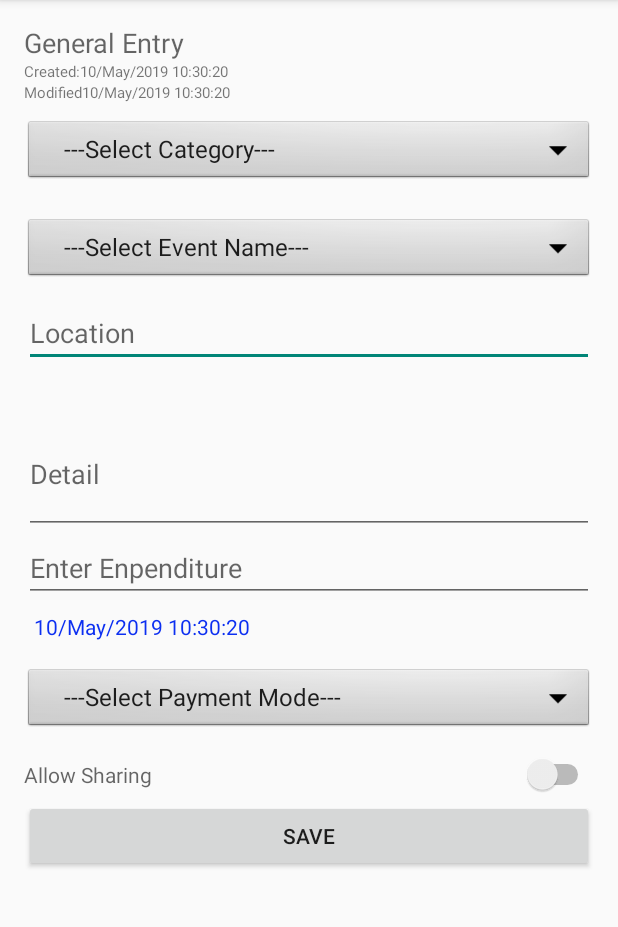
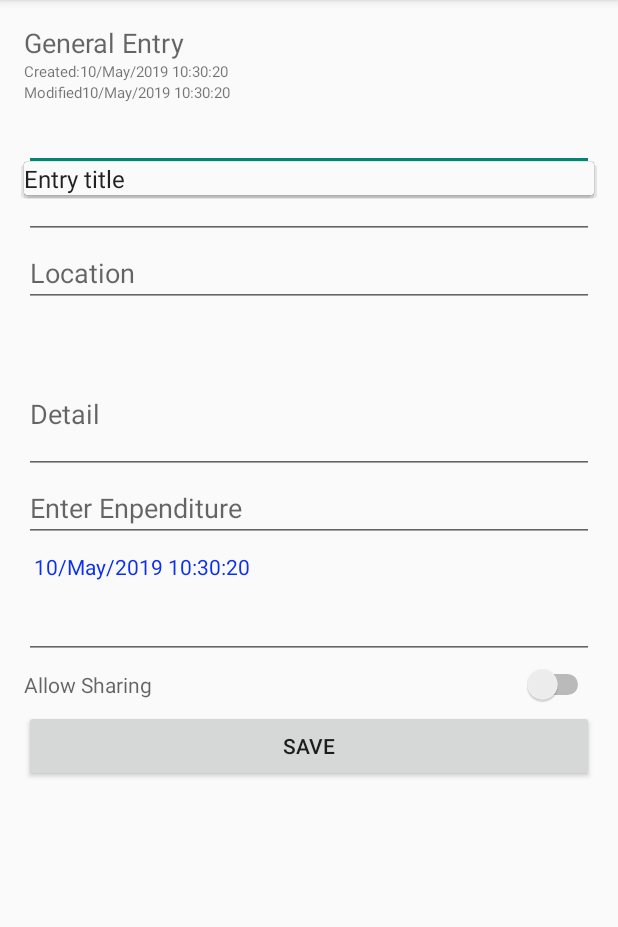
Before and after one commit to viktriom/Diary, an Android app: the GeneralEntry screen opened directly, with no data from a screen before it, on a phone screen of 412 x 824 dp, the part 84-1011 px from its top. Run offline under Robolectric (Android 15) with nearby library versions, the phone set to English and light mode, and no system bars; libraries missing offline, so code that uses them is left out: com.j256.ormlite; 9 statements that could not run were skipped.

Commit message:
Modified the spinners used for Entry Title, Entry Event and Payment mode to be Autocomplete fields with options displayed always.

```diff
--- a/app/src/main/AndroidManifest.xml
+++ b/app/src/main/AndroidManifest.xml
@@ -10,7 +10,8 @@
         android:icon="@mipmap/ic_launcher"
         android:label="@string/app_name"
         android:theme="@style/Theme.AppCompat.Light">
-        <activity android:name=".activities.ListItemInput"></activity>
+        <activity android:name=".activities.Preferences"></activity>
+        <activity android:name=".activities.ListItemInput" />
         <activity android:name=".activities.UserDetailsActivity" />
 
         <meta-data
--- a/app/src/main/java/com/sonu/diary/activities/GeneralEntry.java
+++ b/app/src/main/java/com/sonu/diary/activities/GeneralEntry.java
@@ -1,27 +1,26 @@
 package com.sonu.diary.activities;
 
 import android.content.Context;
-import android.content.Intent;
 import android.os.Bundle;
-import android.support.v7.widget.ContentFrameLayout;
 import android.util.Log;
 import android.view.View;
 import android.widget.AdapterView;
 import android.widget.ArrayAdapter;
-import android.widget.Button;
+import android.widget.AutoCompleteTextView;
 import android.widget.EditText;
-import android.widget.FrameLayout;
 import android.widget.Spinner;
 import android.widget.Switch;
 import android.widget.TextView;
 import android.widget.Toast;
 
-import com.android.volley.Cache;
 import com.google.gson.Gson;
 import com.sonu.diary.R;
 import com.sonu.diary.caches.CacheManager;
+import com.sonu.diary.database.DatabaseOperations;
+import com.sonu.diary.database.DatabaseOperationsImpl;
 import com.sonu.diary.domain.DiaryEntry;
 import com.sonu.diary.domain.DiaryPage;
+import com.sonu.diary.domain.EntryEvent;
 import com.sonu.diary.domain.EntryTitle;
 import com.sonu.diary.domain.PaymentMode;
 import com.sonu.diary.domain.enums.ListType;
@@ -31,23 +30,20 @@ import com.sonu.diary.util.DateUtils;
 
 import java.sql.Timestamp;
 import java.util.HashMap;
-import java.util.LinkedList;
-import java.util.List;
 import java.util.Map;
-import java.util.stream.Collectors;
 
 public class GeneralEntry extends AbstractActivity {
 
     private DiaryEntry de;
-    private Spinner ddEntryTitle;
-    private Spinner ddEntryEvent;
+    private AutoCompleteTextView acEntryTitle;
+    private AutoCompleteTextView acEntryEvent;
     private EditText entryLocation;
     private EditText entryDescription;
     private TextView creationTimeLabel;
     private TextView lastModifiedTimeLabel;
     private TextView txtEntryActionTime;
     private TextView txtExpenditureAmount;
-    private Spinner ddExpenditureSource;
+    private AutoCompleteTextView acExpenditureSource;
     private Switch swhIsSharable;
     private Boolean editMode = false;
 
@@ -55,7 +51,9 @@ public class GeneralEntry extends AbstractActivity {
     private ArrayAdapter<String> entryTitleAdapter;
     private ArrayAdapter<String> entryEventAdapter;
 
-    Map<String, String> titleMap = new HashMap<>();
+    private Map<String, String> titleMap = new HashMap<>();
+
+    private DatabaseOperations dbOper;
 
     @Override
     protected void onCreate(Bundle savedInstanceState) {
@@ -72,87 +70,67 @@ public class GeneralEntry extends AbstractActivity {
         }
     }
 
-    protected void onPostResume() {
-        super.onPostResume();
-        prepareDropDownList();
-    }
-
     public void prepareDropDownList(){
-        List<String> titleLst = new LinkedList<>();
-        titleLst.add("---Select Category---");
-        titleLst.add("Add New");
-
-        List<String> paymentModeLst = new LinkedList<>();
-        paymentModeLst.add("---Select Payment Mode---");
-        paymentModeLst.add("Add New");
-
-        List<String> eventLst = new LinkedList<>();
-        eventLst.add("---Select Event Name---");
-        eventLst.add("Add New");
-
-        if(null == entryTitleAdapter) {
-            entryTitleAdapter = new ArrayAdapter<>(this, android.R.layout.simple_list_item_1, new LinkedList<>());
-            entryTitleAdapter.addAll(titleLst);
-            entryTitleAdapter.addAll(CacheManager.getEntryTitleCache().getEntryTitleNames());
-        } else {
-            entryTitleAdapter.clear();
-            entryTitleAdapter.addAll(titleLst);
-            entryTitleAdapter.addAll(CacheManager.getEntryTitleCache().getEntryTitleNames());
-        }
-
-        if(null == entryEventAdapter) {
-            entryEventAdapter = new ArrayAdapter<>(this, android.R.layout.simple_list_item_1, new LinkedList<>());
-            entryEventAdapter.addAll(eventLst);
-            entryEventAdapter.addAll(CacheManager.getEntryEventCache().getEventNames());
-        } else {
-            entryEventAdapter.clear();
-            entryEventAdapter.addAll(eventLst);
-            entryEventAdapter.addAll(CacheManager.getEntryEventCache().getEventNames());
-        }
-
-        if(null == paymentModeAdapter) {
-            paymentModeAdapter = new ArrayAdapter<>(this, android.R.layout.simple_list_item_1, new LinkedList<>());
-            paymentModeAdapter.addAll(paymentModeLst);
-            paymentModeAdapter.addAll(CacheManager.getPaymentModeCache().getPaymentModeDescriptions());
-        } else {
-            paymentModeAdapter.clear();
-            paymentModeAdapter.addAll(paymentModeLst);
-            paymentModeAdapter.addAll(CacheManager.getPaymentModeCache().getPaymentModeDescriptions());
-        }
-        ddEntryTitle.setAdapter(entryTitleAdapter);
-        ddExpenditureSource.setAdapter(paymentModeAdapter);
-        ddEntryEvent.setAdapter(entryEventAdapter);
+        entryTitleAdapter = new ArrayAdapter<>(this, android.R.layout.select_dialog_item, CacheManager.getEntryTitleCache().getEntryTitleNames());
+        entryEventAdapter = new ArrayAdapter<>(this, android.R.layout.simple_list_item_1, CacheManager.getEntryEventCache().getEventNames());
+        paymentModeAdapter = new ArrayAdapter<>(this, android.R.layout.simple_list_item_1, CacheManager.getPaymentModeCache().getPaymentModeDescriptions());
+        acEntryTitle.setAdapter(entryTitleAdapter);
+        acExpenditureSource.setAdapter(paymentModeAdapter);
+        acEntryEvent.setAdapter(entryEventAdapter);
     }
 
     private void init(){
         Log.i(GeneralEntry.class.getName(), "Initializing UI Objects.");
 
-        ddEntryTitle = findViewById(R.id.ddTitle);
-        ddEntryEvent = findViewById(R.id.ddEntryEvent);
+        dbOper = new DatabaseOperationsImpl(this);
+
+        acEntryTitle = findViewById(R.id.acTitle);
+        acEntryEvent = findViewById(R.id.acEntryEvent);
         entryLocation = findViewById(R.id.txtEntryLocation);
         entryDescription = findViewById(R.id.txtGeneralEntryDetail);
         creationTimeLabel = findViewById(R.id.lblCreationTime);
         lastModifiedTimeLabel = findViewById(R.id.lblLastModifiedOn);
         txtEntryActionTime = findViewById(R.id.txtEntryActionTime);
         txtExpenditureAmount = findViewById(R.id.txtExpenditure);
-        ddExpenditureSource = findViewById(R.id.ddExpenditureSource);
+        acExpenditureSource = findViewById(R.id.acExpenditureSource);
         swhIsSharable = findViewById(R.id.swhIsSharable);
 
         prepareDropDownList();
 
-        Context context = this;
-        ddEntryTitle.setOnItemSelectedListener(new AdapterView.OnItemSelectedListener() {
+
+
+        acEntryTitle.setOnFocusChangeListener(new View.OnFocusChangeListener() {
+            @Override
+            public void onFocusChange(View v, boolean hasFocus) {
+                if (hasFocus)
+                    acEntryTitle.showDropDown();
+
+            }
+        });
+
+
+        acExpenditureSource.setOnFocusChangeListener(new View.OnFocusChangeListener() {
+            @Override
+            public void onFocusChange(View v, boolean hasFocus) {
+                if (hasFocus)
+                    acExpenditureSource.showDropDown();
+
+            }
+        });
+
+        acEntryEvent.setOnFocusChangeListener(new View.OnFocusChangeListener() {
+            @Override
+            public void onFocusChange(View v, boolean hasFocus) {
+                if (hasFocus)
+                    acEntryEvent.showDropDown();
+
+            }
+        });
+
+        acEntryTitle.setOnItemSelectedListener(new AdapterView.OnItemSelectedListener() {
             @Override
             public void onItemSelected(AdapterView<?> parent, View view, int position, long id) {
-                String selected = (String)parent.getItemAtPosition(position);
-                if("Add New".equals(selected)){
-                    Intent intent = new Intent(context, ListItemInput.class);
-                    intent.putExtra("listType", ListType.ENTRY_TITLE.name());
-                    intent.putExtra("message", "Enter the new Title to be added:");
-                    startActivity(intent);
-                } else if(position > 1){
-                    titleMap.put("category", selected);
-                }
+
             }
 
             @Override
@@ -161,18 +139,9 @@ public class GeneralEntry extends AbstractActivity {
             }
         });
 
-        ddExpenditureSource.setOnItemSelectedListener(new AdapterView.OnItemSelectedListener() {
+        acExpenditureSource.setOnItemSelectedListener(new AdapterView.OnItemSelectedListener() {
             @Override
             public void onItemSelected(AdapterView<?> parent, View view, int position, long id) {
-                String selected = (String)parent.getItemAtPosition(position);
-                if("Add New".equals(selected)){
-                    Intent intent = new Intent(context, ListItemInput.class);
-                    intent.putExtra("listType", ListType.PAYMENT_MODES.name());
-                    intent.putExtra("message", "Enter the new Payment Mode to be added:");
-                    startActivity(intent);
-                } else if(position > 1) {
-                    de.setEntryExpenditureSource(selected);
-                }
             }
 
             @Override
@@ -181,18 +150,9 @@ public class GeneralEntry extends AbstractActivity {
             }
         });
 
-        ddEntryEvent.setOnItemSelectedListener(new AdapterView.OnItemSelectedListener() {
+        acEntryEvent.setOnItemSelectedListener(new AdapterView.OnItemSelectedListener() {
             @Override
             public void onItemSelected(AdapterView<?> parent, View view, int position, long id) {
-                String selected = (String)parent.getItemAtPosition(position);
-                if("Add New".equals(selected)){
-                    Intent intent = new Intent(context, ListItemInput.class);
-                    intent.putExtra("listType", ListType.ENTRY_EVENT.name());
-                    intent.putExtra("message", "Enter the new Event to be added:");
-                    startActivity(intent);
-                } else if(position > 1) {
-                    titleMap.put("eventName", selected);
-                }
             }
 
             @Override
@@ -226,16 +186,16 @@ public class GeneralEntry extends AbstractActivity {
         if(de.getEntryTitle().contains("eventName")){
             Gson gson = new Gson();
             Map<String,String> map = gson.<Map<String, String>>fromJson(de.getEntryTitle(), Map.class);
-            ddEntryTitle.setSelection(entryTitleAdapter.getPosition(map.get("category")), false);
-            ddEntryEvent.setSelection(entryEventAdapter.getPosition(map.get("eventName")), false);
+            acEntryTitle.setText(map.get("category") == null ? "": map.get("category"));
+            acEntryEvent.setText(map.get("eventName") == null ? "" : map.get("eventName"));
         } else {
-            ddEntryTitle.setSelection(entryTitleAdapter.getPosition(de.getEntryTitle()), false);
+            acEntryTitle.setSelection(entryTitleAdapter.getPosition(de.getEntryTitle()));
         }
         entryLocation.setText(de.getLocation());
         entryDescription.setText(de.getEntryDescription());
         if (null != de.getEntryExpenditure()){
             txtExpenditureAmount.setText(de.getEntryExpenditure().toString());
-            ddExpenditureSource.setSelection(paymentModeAdapter.getPosition(de.getEntryExpenditureSource()), false);
+            acExpenditureSource.setText(de.getEntryExpenditureSource());
         }
         txtEntryActionTime.setText(DateUtils.getStringDateFromTimestampInFormat(de.getEntryActionTime(), DateUtils.DEFAULT_TIMESTAMP_FORMAT));
         creationTimeLabel.setText(DateUtils.getStringDateFromTimestampInFormat(de.getEntryCreatedOn(), DateUtils.DEFAULT_TIMESTAMP_FORMAT));
@@ -243,28 +203,34 @@ public class GeneralEntry extends AbstractActivity {
         lastModifiedTimeLabel.setText(String.format("%s%s", text, DateUtils.getStringDateFromTimestampInFormat(de.getEntryLastUpdatedOn(), DateUtils.DEFAULT_TIMESTAMP_FORMAT)));
         de.setEntryLastUpdatedOn(DateUtils.getCurrentTimestamp());
         swhIsSharable.setChecked(de.isSharable());
-        ddEntryTitle.setSelection(1, false);
     }
 
     public void saveGeneralEntry(View view){
         Log.i(GeneralEntry.class.getName(), "Populating the DiaryEntry bean.");
 
+        String title = acEntryTitle.getText().toString();
+        String event = acEntryEvent.getText().toString();
+        titleMap.put("eventName", title);
+        titleMap.put("category", event);
+        addValueToList(ListType.ENTRY_TITLE, title);
+        addValueToList(ListType.ENTRY_EVENT, event);
         DiaryPage currentPage = CacheManager.getDiaryCache().getDiaryPageForDate(de.getEntryActionTime());
         de.setDiaryPage(currentPage);
         de.setEntryDescription(entryDescription.getText().toString());
-        de.setEntryTitle((String) ddEntryTitle.getSelectedItem());
         de.setLocation(entryLocation.getText().toString());
         String expAmount = null == txtExpenditureAmount.getText()?null:txtExpenditureAmount.getText().toString();
         if(null != expAmount && !expAmount.isEmpty() && !expAmount.equals("0") && AppUtil.isInteger(expAmount, 10)){
             de.setExpenseAdded(true);
             de.setEntryExpenditure(Integer.parseInt(txtExpenditureAmount.getText().toString()));
-            de.setEntryExpenditureSource((String) ddExpenditureSource.getSelectedItem());
+            String expSource = acExpenditureSource.getText().toString();
+            de.setEntryExpenditureSource(expSource);
+            addValueToList(ListType.PAYMENT_MODES, expSource);
         } else {
             de.setExpenseAdded(false);
         }
 
         Gson gson = new Gson();
-        String title = gson.toJson(titleMap);
+        title = gson.toJson(titleMap);
         de.setEntryTitle(title);
         de.setSyncStatus(SyncStatus.P.name());
         if(validationPassed()) {
@@ -328,4 +294,28 @@ public class GeneralEntry extends AbstractActivity {
         Switch swh = (Switch)view;
         de.setSharable(swh.isChecked());
     }
+
+    public void addValueToList(ListType listType, String value) {
+        if(null == value || value.isEmpty())
+            return;
+        if(ListType.ENTRY_TITLE == listType && entryTitleAdapter.getPosition(value) < 0 ) {
+            EntryTitle title = new EntryTitle();
+            title.setTitle(value);
+            dbOper.create(listType.getTypeClass(), title);
+            CacheManager.getEntryTitleCache().loadCache();
+            acEntryTitle.setAdapter(entryTitleAdapter);
+        } else if( ListType.PAYMENT_MODES == listType && paymentModeAdapter.getPosition(value) < 0){
+            PaymentMode paymentMode = new PaymentMode();
+            paymentMode.setDescription(value);
+            dbOper.create(listType.getTypeClass(), paymentMode);
+            CacheManager.getPaymentModeCache().loadCache();
+            acExpenditureSource.setAdapter(paymentModeAdapter);
+        } else if( ListType.ENTRY_EVENT == listType && entryTitleAdapter.getPosition(value) < 0){
+            EntryEvent entryEvent = new EntryEvent();
+            entryEvent.setEventName(value);
+            dbOper.create(listType.getTypeClass(), entryEvent);
+            CacheManager.getEntryEventCache().loadCache();
+            acEntryEvent.setAdapter(entryEventAdapter);
+        }
+    }
 }
--- a/app/src/main/res/layout/activity_general_entry.xml
+++ b/app/src/main/res/layout/activity_general_entry.xml
@@ -21,6 +21,7 @@
             android:text="@string/general_entry"
             android:id="@+id/lblHeading"
             android:textAlignment="center" />
+
         <TextView
             android:layout_width="fill_parent"
             android:layout_height="wrap_content"
@@ -29,6 +30,7 @@
             android:textAlignment="center"
             android:textSize="10sp"
             android:layout_alignParentStart="true" />
+
         <TextView
             android:layout_width="fill_parent"
             android:layout_height="wrap_content"
@@ -39,25 +41,19 @@
             android:textSize="10sp"
             android:layout_centerHorizontal="true" />
 
-        <Spinner
-            android:id="@+id/ddTitle"
+        <AutoCompleteTextView
             android:layout_width="match_parent"
-            android:layout_height="45dp"
-            android:layout_marginTop="10dp"
-            android:layout_marginBottom="10dp"
-            android:background="@android:drawable/btn_dropdown"
-            android:hint="Entry Title"
-            android:spinnerMode="dropdown" />
+            android:layout_height="wrap_content"
+            android:id="@+id/acTitle"
+            android:completionThreshold="-1"
+            android:completionHint="Entry title" />
 
-        <Spinner
-            android:id="@+id/ddEntryEvent"
+        <AutoCompleteTextView
             android:layout_width="match_parent"
-            android:layout_height="45dp"
-            android:layout_marginTop="10dp"
-            android:layout_marginBottom="10dp"
-            android:background="@android:drawable/btn_dropdown"
-            android:hint="Entry Title"
-            android:spinnerMode="dropdown" />
+            android:layout_height="wrap_content"
+            android:id="@+id/acEntryEvent"
+            android:completionThreshold="-1"
+            android:completionHint="Entry event" />
 
         <EditText
             android:id="@+id/txtEntryLocation"
@@ -94,15 +90,13 @@
             android:text="Touch here to select action time"
             android:textColor="@color/colorPrimary" />
 
-        <Spinner
-            android:id="@+id/ddExpenditureSource"
+        <AutoCompleteTextView
             android:layout_width="match_parent"
-            android:layout_height="45dp"
-            android:layout_marginTop="10dp"
-            android:layout_marginBottom="10dp"
-            android:background="@android:drawable/btn_dropdown"
-            android:hint="Expenditure Source"
-            android:spinnerMode="dropdown" />
+            android:layout_height="wrap_content"
+            android:id="@+id/acExpenditureSource"
+            android:completionThreshold="-1"
+            android:completionHint="Payment Mode"
+            />
 
         <Switch
             android:id="@+id/swhIsSharable"
@@ -122,6 +116,7 @@
             android:layout_marginTop="3dp"
             android:onClick="saveGeneralEntry"
             android:text="Save" />
+
     </android.support.v7.widget.LinearLayoutCompat>
 
 </ScrollView>
--- a/build.gradle
+++ b/build.gradle
@@ -10,7 +10,7 @@ buildscript {
         google()
     }
     dependencies {
-        classpath 'com.android.tools.build:gradle:3.3.2'
+        classpath 'com.android.tools.build:gradle:3.4.0'
         classpath 'com.google.gms:google-services:4.1.0' // google-services plugin
 
         // NOTE: Do not place your application dependencies here; they belong
```
Also changed, not shown: app/src/main/java/com/sonu/diary/activities/Preferences.java (added, +18 -0 lines), app/src/main/java/com/sonu/diary/ui/ComboBox.java (added, +189 -0 lines), app/src/main/res/layout/activity_preferences.xml (added, +9 -0 lines), app/src/main/res/layout/sample_combo_box.xml (added, +17 -0 lines), app/src/main/res/values/attrs_combo_box.xml (added, +8 -0 lines), gradle/wrapper/gradle-wrapper.properties.
